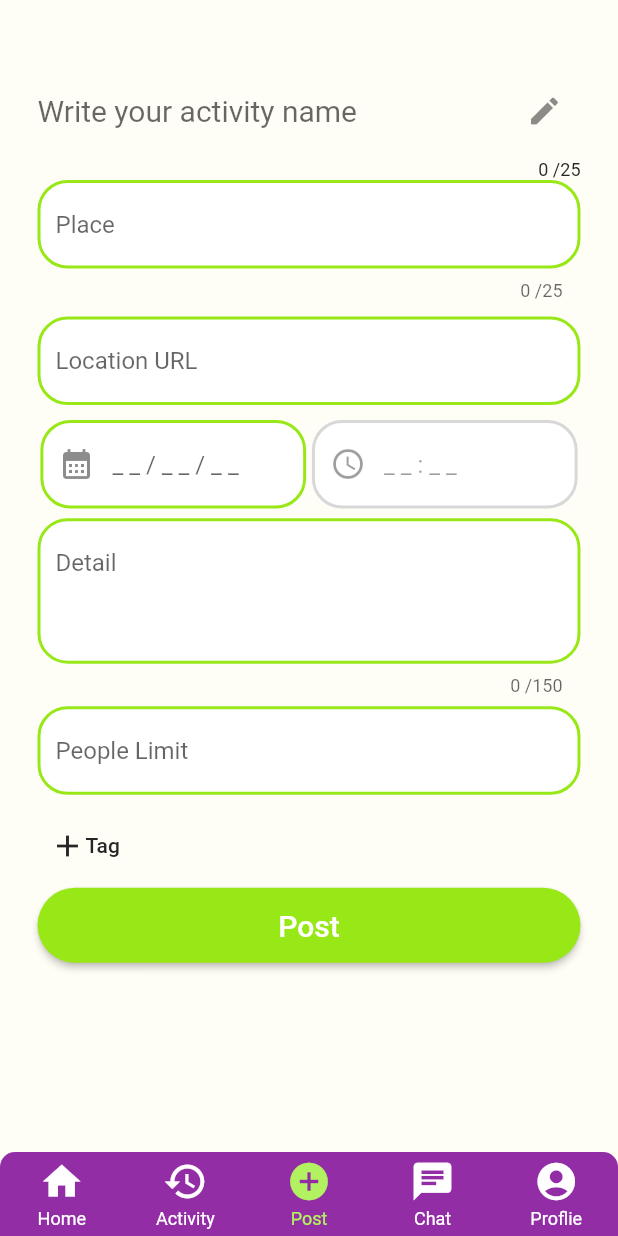
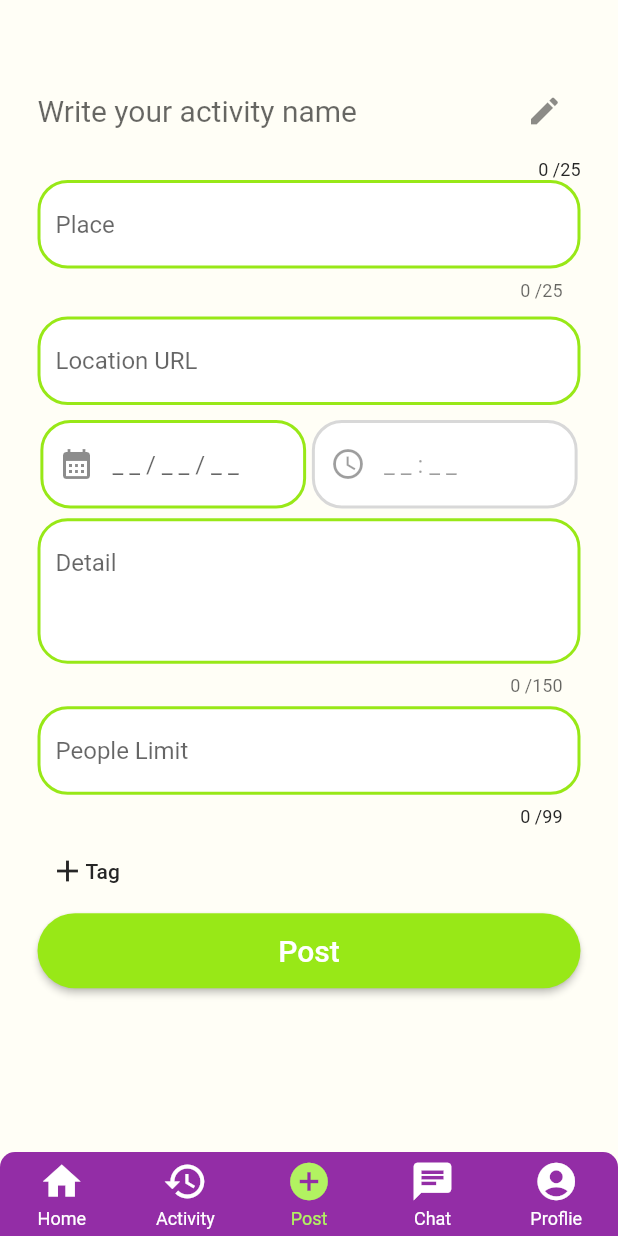
Before and after one commit to TangTee/sprint2, a Flutter app: the screen it shows once a user with an empty profile is signed in, item 3 of the bottom bar chosen, on a phone screen of 412 x 824 dp. Run offline on Flutter 3.47's test engine with Material 2 defaults, Android fonts, the phone set to English and light mode, and no system bars; drawn by our look-alikes of persistent_bottom_nav_bar; our stand-ins replace awesome_notifications, cloud_firestore, dio, firebase_auth, firebase_core, firebase_storage and 12 more; missing offline and left inert: age_calculator, dart:ffi, favorite_button; accounts and stored records are empty.

Commit message:
change people limit condition

```diff
--- a/lib/event/Event.dart
+++ b/lib/event/Event.dart
@@ -49,7 +49,6 @@ class _LoadTagState extends State<LoadTag> {
   final dateController = TextEditingController();
   final _time = TextEditingController();
   final _detail = TextEditingController();
-  // late var _tag = TextEditingController();
   var getDate;
   var IntGetdate;
   var thisDate;
@@ -64,6 +63,8 @@ class _LoadTagState extends State<LoadTag> {
   Color TextP = mobileSearchColor;
   String _enteredTextD = '';
   Color TextD = mobileSearchColor;
+  String _enteredTextL = '';
+  Color TextL = mobileSearchColor;
   @override
   Widget build(BuildContext context) {
     return DismissKeyboard(
@@ -278,7 +279,8 @@ class _LoadTagState extends State<LoadTag> {
                                         0.43,
                                     child: TextField(
                                         controller: _time,
-                                      decoration: textInputDecoration.copyWith(
+                                        decoration:
+                                            textInputDecoration.copyWith(
                                                 labelStyle: const TextStyle(
                                                   color: mobileSearchColor,
                                                   fontFamily: "MyCustomFont",
@@ -311,7 +313,8 @@ class _LoadTagState extends State<LoadTag> {
                                                   pickedTime.format(context);
                                             });
                                           } else if (getDate == today) {
-                                          if (pickedInMinutes > nowInMinutes) {
+                                            if (pickedInMinutes >
+                                                nowInMinutes) {
                                               setState(() {
                                                 _time.text =
                                                     pickedTime.format(context);
@@ -320,7 +323,7 @@ class _LoadTagState extends State<LoadTag> {
                                               print("Try again");
                                             }
                                           }
-                                    ),
+                                        }),
                                   ),
                                 ],
                               )
@@ -379,8 +382,21 @@ class _LoadTagState extends State<LoadTag> {
                                 fontFamily: "MyCustomFont",
                               ),
                               hintText: 'People Limit',
+                              counterText:
+                                  '${_enteredTextL.length.toString()} /99',
+                              counterStyle: TextStyle(color: TextL),
                             ),
                             keyboardType: TextInputType.number,
+                            onChanged: (val) {
+                              setState(() {
+                                _enteredTextL = val;
+                                if (val.length > 12) {
+                                  TextL = redColor;
+                                } else {
+                                  TextL = mobileSearchColor;
+                                }
+                              });
+                            },
                             validator: (value) {
                               if (value!.isEmpty) {
                                 return 'Please enter a valid people limit';
@@ -392,7 +408,7 @@ class _LoadTagState extends State<LoadTag> {
                             }),
                       ),
                       Padding(
-                        padding: const EdgeInsets.only(top: 10),
+                        padding: const EdgeInsets.only(top: 5),
                         child: Row(
                           children: [
                             TextButton(
```
Lines whose indentation alone changed are shown as unchanged.
